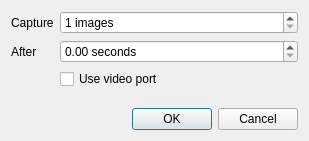
Old version of the form compoundpi/windows/capture_dialog.ui in the repository waveform-computing/compoundpi.
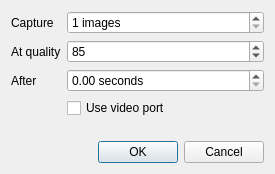
New version of the form.

Diff of the .ui file:
```diff
--- a/compoundpi/windows/capture_dialog.ui
+++ b/compoundpi/windows/capture_dialog.ui
@@ -6,8 +6,8 @@
    <rect>
     <x>0</x>
     <y>0</y>
-    <width>309</width>
-    <height>141</height>
+    <width>275</width>
+    <height>174</height>
    </rect>
   </property>
   <property name="windowTitle">
@@ -26,7 +26,7 @@
        </property>
       </widget>
      </item>
-     <item row="1" column="0">
+     <item row="2" column="0">
       <widget class="QLabel" name="sync_label">
        <property name="text">
         <string>After</string>
@@ -36,7 +36,7 @@
        </property>
       </widget>
      </item>
-     <item row="2" column="1">
+     <item row="3" column="1">
       <widget class="QCheckBox" name="video_port_check">
        <property name="text">
         <string>Use video port</string>
@@ -53,7 +53,7 @@
        </property>
       </widget>
      </item>
-     <item row="1" column="1">
+     <item row="2" column="1">
       <widget class="QDoubleSpinBox" name="delay_spinbox">
        <property name="suffix">
         <string> seconds</string>
@@ -63,6 +63,29 @@
        </property>
       </widget>
      </item>
+     <item row="1" column="0">
+      <widget class="QLabel" name="quality_label">
+       <property name="text">
+        <string>At quality</string>
+       </property>
+       <property name="buddy">
+        <cstring>quality_spinbox</cstring>
+       </property>
+      </widget>
+     </item>
+     <item row="1" column="1">
+      <widget class="QSpinBox" name="quality_spinbox">
+       <property name="minimum">
+        <number>1</number>
+       </property>
+       <property name="maximum">
+        <number>100</number>
+       </property>
+       <property name="value">
+        <number>85</number>
+       </property>
+      </widget>
+     </item>
     </layout>
    </item>
    <item>
```
Left out of the diff: 9 changed lines with no effect on the pictures.
